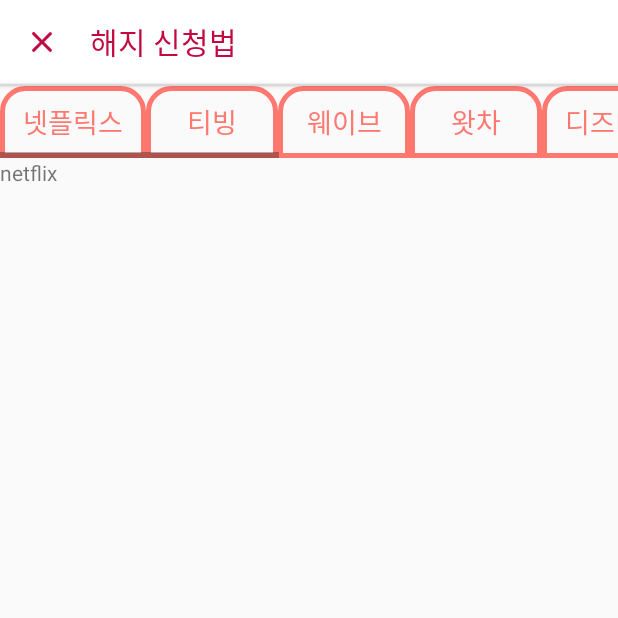
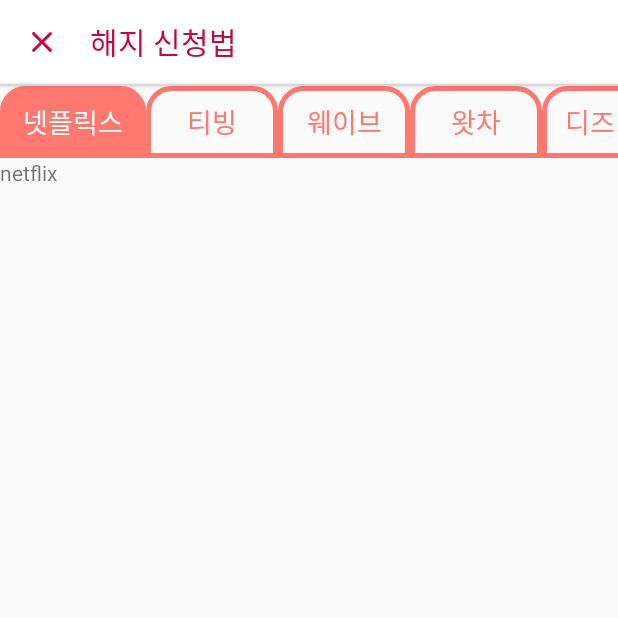
Before and after one commit to TwoMal2/Haejihae, an Android app: the CancelManualActivity screen opened directly, with no data from a screen before it, on a phone screen of 412 x 824 dp, the top half of it. Run offline under Robolectric (Android 15) with nearby library versions, the phone set to English and light mode, and no system bars.

Commit message:
Edit Animation & Button color

```diff
--- a/app/src/main/java/com/example/haejihae/CancelManualActivity.java
+++ b/app/src/main/java/com/example/haejihae/CancelManualActivity.java
@@ -3,22 +3,29 @@ package com.example.haejihae;
 import android.os.Bundle;
 import android.os.PersistableBundle;
 import android.view.View;
+import android.widget.Button;
 
 import androidx.annotation.Nullable;
 import androidx.appcompat.app.AppCompatActivity;
 import androidx.fragment.app.FragmentTransaction;
 
+import java.util.ArrayList;
+
 public class CancelManualActivity extends AppCompatActivity {
 
-    FragmentTransaction fragmentTransaction = getSupportFragmentManager().beginTransaction();
+    FragmentTransaction fragmentTransaction;
+    ArrayList<Button> buttonArrayList = new ArrayList<>();
 
     @Override
     public void onCreate(@Nullable Bundle savedInstanceState) {
         super.onCreate(savedInstanceState);
         setContentView(R.layout.activity_subscribe_cancel_manual);
+        Button btn = findViewById(R.id.btn_netflix);
 
         //프래그먼트 전환
+        fragmentTransaction = getSupportFragmentManager().beginTransaction();
         fragmentTransaction.replace(R.id.layout_manual,new ManualNetflixFragment()).commit();
+        findViewById(R.id.btn_netflix).setSelected(true);
 
         //뒤로 가기 버튼
         findViewById(R.id.iv_back).setOnClickListener(new View.OnClickListener() {
@@ -28,36 +35,60 @@ public class CancelManualActivity extends AppCompatActivity {
             }
         });
 
+        //버튼 배열 추가
+        buttonArrayList.add(findViewById(R.id.btn_netflix));
+        buttonArrayList.add(findViewById(R.id.btn_tving));
+        buttonArrayList.add(findViewById(R.id.btn_wavve));
+        buttonArrayList.add(findViewById(R.id.btn_watcha));
+        buttonArrayList.add(findViewById(R.id.btn_disney));
+        buttonArrayList.add(findViewById(R.id.btn_utube));
+        buttonArrayList.add(findViewById(R.id.btn_melon));
+        buttonArrayList.add(findViewById(R.id.btn_bugs));
+        buttonArrayList.add(findViewById(R.id.btn_flo));
+
 
     }
 
     public void btnClick(View view) {
+        fragmentTransaction = getSupportFragmentManager().beginTransaction();
+        for (Button b: buttonArrayList)
+            b.setSelected(false);
+
         switch (view.getId()){
             case R.id.btn_netflix:
+                findViewById(R.id.btn_netflix).setSelected(true);
                 fragmentTransaction.replace(R.id.layout_manual, new ManualNetflixFragment()).commit();
                 break;
             case R.id.btn_tving:
+                findViewById(R.id.btn_tving).setSelected(true);
                 fragmentTransaction.replace(R.id.layout_manual, new ManualTvingFragment()).commit();
                 break;
             case R.id.btn_wavve:
+                findViewById(R.id.btn_wavve).setSelected(true);
                 fragmentTransaction.replace(R.id.layout_manual, new ManualWavveFragment()).commit();
                 break;
             case R.id.btn_watcha:
+                findViewById(R.id.btn_watcha).setSelected(true);
                 fragmentTransaction.replace(R.id.layout_manual, new ManualWatchaFragment()).commit();
                 break;
             case R.id.btn_disney:
+                findViewById(R.id.btn_disney).setSelected(true);
                 fragmentTransaction.replace(R.id.layout_manual, new ManualDisneyFragment()).commit();
                 break;
             case R.id.btn_utube:
+                findViewById(R.id.btn_utube).setSelected(true);
                 fragmentTransaction.replace(R.id.layout_manual, new ManualYoutubeFragment()).commit();
                 break;
             case R.id.btn_melon:
+                findViewById(R.id.btn_melon).setSelected(true);
                 fragmentTransaction.replace(R.id.layout_manual, new ManualMelonFragment()).commit();
                 break;
             case R.id.btn_bugs:
+                findViewById(R.id.btn_bugs).setSelected(true);
                 fragmentTransaction.replace(R.id.layout_manual, new ManualBugsFragment()).commit();
                 break;
             case R.id.btn_flo:
+                findViewById(R.id.btn_flo).setSelected(true);
                 fragmentTransaction.replace(R.id.layout_manual, new ManualFloFragment()).commit();
                 break;
 
--- a/app/src/main/res/drawable/button_manual_selector.xml
+++ b/app/src/main/res/drawable/button_manual_selector.xml
@@ -1,5 +1,5 @@
 <?xml version="1.0" encoding="utf-8"?>
 <selector xmlns:android="http://schemas.android.com/apk/res/android">
-    <item android:state_pressed="true" android:drawable="@drawable/button_manual_selected" />
-    <item android:state_pressed="false" android:drawable="@drawable/button_manual" />
+    <item android:state_selected="true" android:drawable="@drawable/button_manual_selected" />
+    <item android:state_selected="false" android:drawable="@drawable/button_manual" />
 </selector>
--- a/app/src/main/res/drawable/button_manual_text_selector.xml
+++ b/app/src/main/res/drawable/button_manual_text_selector.xml
@@ -1,5 +1,5 @@
 <?xml version="1.0" encoding="utf-8"?>
 <selector xmlns:android="http://schemas.android.com/apk/res/android">
-    <item android:state_pressed="true" android:color="@color/white" />
-    <item android:state_pressed="false" android:color="#FF7870" />
+    <item android:state_selected="true" android:color="@color/white" />
+    <item android:state_selected="false" android:color="#FF7870" />
 </selector>
--- a/app/src/main/res/layout/activity_subscribe_cancel_manual.xml
+++ b/app/src/main/res/layout/activity_subscribe_cancel_manual.xml
@@ -44,7 +44,8 @@
 
     <HorizontalScrollView
         android:layout_width="wrap_content"
-        android:layout_height="wrap_content">
+        android:layout_height="wrap_content"
+        android:scrollbars="none">
 
         <LinearLayout
             android:layout_width="wrap_content"
```
Also changed, not shown: app/src/main/res/layout/activity_images_add.xml (+7 -5 lines), app/src/main/res/layout/alarm_date.xml (added, +17 -0 lines), app/src/main/res/layout/service_list.xml (+4 -3 lines).
